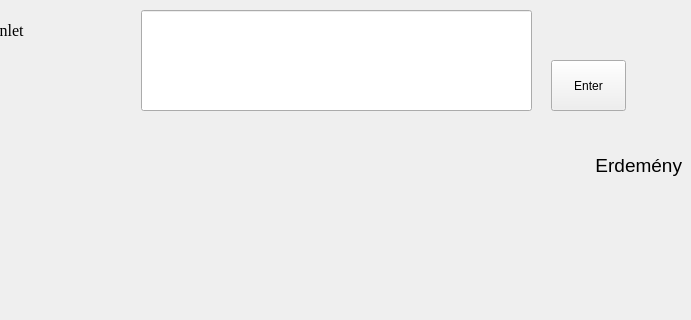
The window that Engineering calculator/UI_files/diff_egyenlet.ui (Ilonczai-Andras/Mernoki-szamologep-szakdolgozat) describes before a commit, drawn with Qt 5; both pictures show x 109 to 800 and y 0 to 320 of the 800 by 600 pixel window.
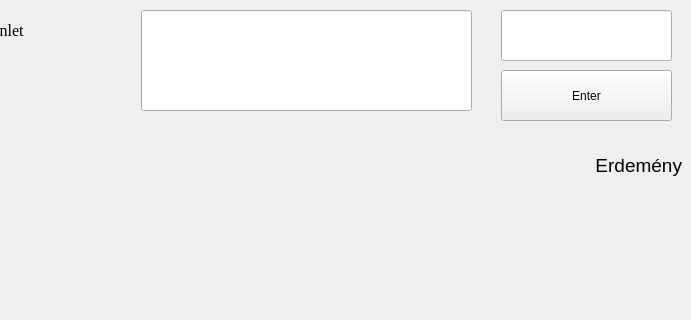
The same window after the commit.

Patch:
```diff
--- a/Engineering calculator/UI_files/diff_egyenlet.ui
+++ b/Engineering calculator/UI_files/diff_egyenlet.ui
@@ -38,9 +38,9 @@
    <widget class="QPushButton" name="pushButton">
     <property name="geometry">
      <rect>
-      <x>660</x>
-      <y>60</y>
-      <width>75</width>
+      <x>610</x>
+      <y>70</y>
+      <width>171</width>
       <height>51</height>
      </rect>
     </property>
@@ -53,7 +53,7 @@
      <rect>
       <x>250</x>
       <y>10</y>
-      <width>391</width>
+      <width>331</width>
       <height>101</height>
      </rect>
     </property>
@@ -77,6 +77,16 @@
      <string>Differciál Egyenlet</string>
     </property>
    </widget>
+   <widget class="QLineEdit" name="lineEdit">
+    <property name="geometry">
+     <rect>
+      <x>610</x>
+      <y>10</y>
+      <width>171</width>
+      <height>51</height>
+     </rect>
+    </property>
+   </widget>
   </widget>
   <widget class="QMenuBar" name="menubar">
    <property name="geometry">
```
